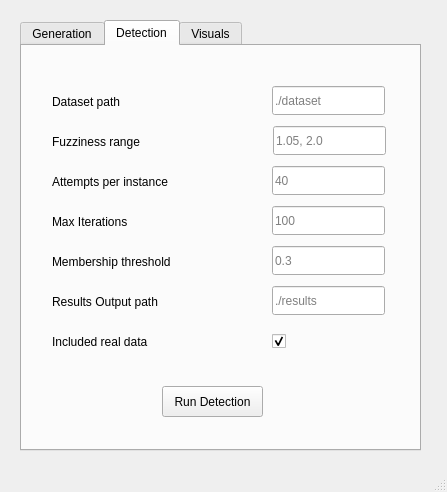
Qt form clustering_rings.ui (AntonioRodriguezRuiz/ring-detection) before a commit.
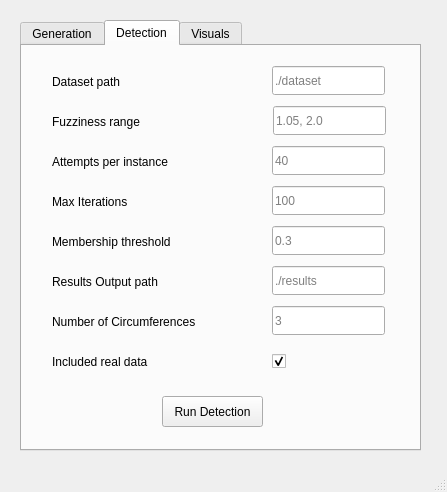
The same form after that commit. The open tabs and pages were chosen to show the change.

Commit message: fix: Missing input for detection

Diff of the .ui file:
```diff
--- a/clustering_rings.ui
+++ b/clustering_rings.ui
@@ -311,7 +311,7 @@
       <property name="geometry">
        <rect>
         <x>30</x>
-        <y>40</y>
+        <y>20</y>
         <width>221</width>
         <height>31</height>
        </rect>
@@ -324,7 +324,7 @@
       <property name="geometry">
        <rect>
         <x>250</x>
-        <y>40</y>
+        <y>20</y>
         <width>113</width>
         <height>29</height>
        </rect>
@@ -343,7 +343,7 @@
       <property name="geometry">
        <rect>
         <x>251</x>
-        <y>80</y>
+        <y>60</y>
         <width>113</width>
         <height>29</height>
        </rect>
@@ -362,7 +362,7 @@
       <property name="geometry">
        <rect>
         <x>30</x>
-        <y>80</y>
+        <y>60</y>
         <width>221</width>
         <height>31</height>
        </rect>
@@ -375,7 +375,7 @@
       <property name="geometry">
        <rect>
         <x>30</x>
-        <y>120</y>
+        <y>100</y>
         <width>221</width>
         <height>31</height>
        </rect>
@@ -388,7 +388,7 @@
       <property name="geometry">
        <rect>
         <x>250</x>
-        <y>120</y>
+        <y>100</y>
         <width>113</width>
         <height>29</height>
        </rect>
@@ -407,7 +407,7 @@
       <property name="geometry">
        <rect>
         <x>30</x>
-        <y>160</y>
+        <y>140</y>
         <width>221</width>
         <height>31</height>
        </rect>
@@ -420,7 +420,7 @@
       <property name="geometry">
        <rect>
         <x>250</x>
-        <y>160</y>
+        <y>140</y>
         <width>113</width>
         <height>29</height>
        </rect>
@@ -439,7 +439,7 @@
       <property name="geometry">
        <rect>
         <x>30</x>
-        <y>200</y>
+        <y>180</y>
         <width>221</width>
         <height>31</height>
        </rect>
@@ -452,7 +452,7 @@
       <property name="geometry">
        <rect>
         <x>250</x>
-        <y>200</y>
+        <y>180</y>
         <width>113</width>
         <height>29</height>
        </rect>
@@ -471,7 +471,7 @@
       <property name="geometry">
        <rect>
         <x>30</x>
-        <y>240</y>
+        <y>220</y>
         <width>221</width>
         <height>31</height>
        </rect>
@@ -484,7 +484,7 @@
       <property name="geometry">
        <rect>
         <x>250</x>
-        <y>240</y>
+        <y>220</y>
         <width>113</width>
         <height>29</height>
        </rect>
@@ -506,7 +506,7 @@
       <property name="geometry">
        <rect>
         <x>140</x>
-        <y>340</y>
+        <y>350</y>
         <width>101</width>
         <height>31</height>
        </rect>
@@ -519,7 +519,7 @@
       <property name="geometry">
        <rect>
         <x>30</x>
-        <y>280</y>
+        <y>300</y>
         <width>221</width>
         <height>31</height>
        </rect>
@@ -532,7 +532,7 @@
       <property name="geometry">
        <rect>
         <x>250</x>
-        <y>280</y>
+        <y>300</y>
         <width>41</width>
         <height>31</height>
        </rect>
@@ -544,6 +544,38 @@
        <bool>true</bool>
       </property>
      </widget>
+     <widget class="QLabel" name="label_21">
+      <property name="geometry">
+       <rect>
+        <x>30</x>
+        <y>260</y>
+        <width>221</width>
+        <height>31</height>
+       </rect>
+      </property>
+      <property name="text">
+       <string>Number of Circumferences</string>
+      </property>
+     </widget>
+     <widget class="QLineEdit" name="num_circs_input_detection">
+      <property name="geometry">
+       <rect>
+        <x>250</x>
+        <y>260</y>
+        <width>113</width>
+        <height>29</height>
+       </rect>
+      </property>
+      <property name="toolTip">
+       <string>Number of centroids</string>
+      </property>
+      <property name="text">
+       <string/>
+      </property>
+      <property name="placeholderText">
+       <string>3</string>
+      </property>
+     </widget>
     </widget>
     <widget class="QWidget" name="visuals_tab">
      <attribute name="title">
```
Left out of the diff: 12 changed lines with no effect on the pictures. The commit also changes 2 other files.
